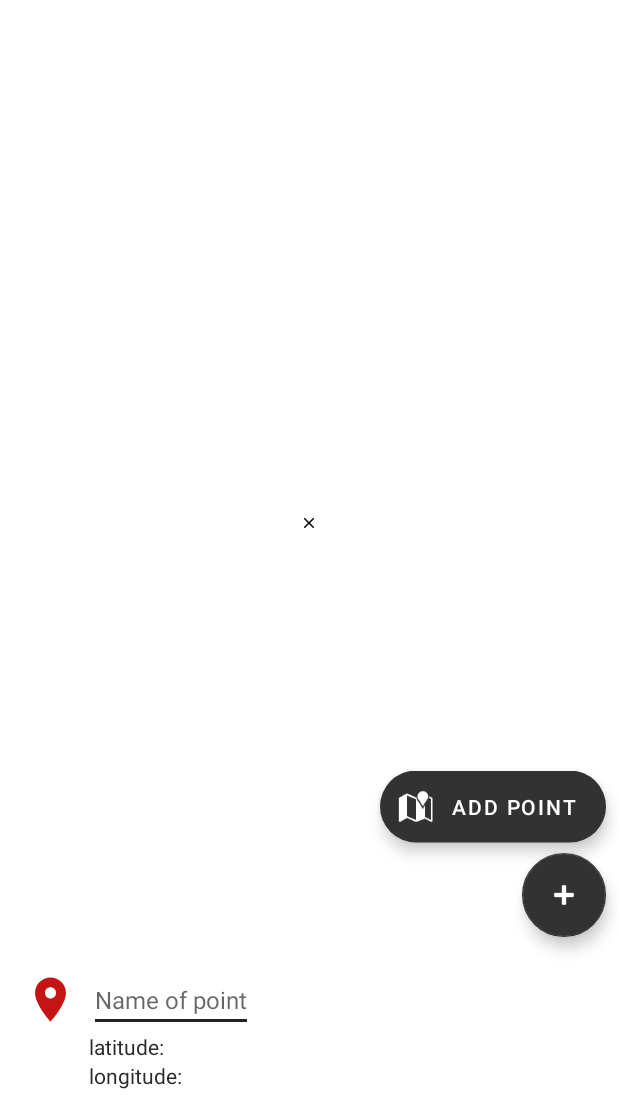
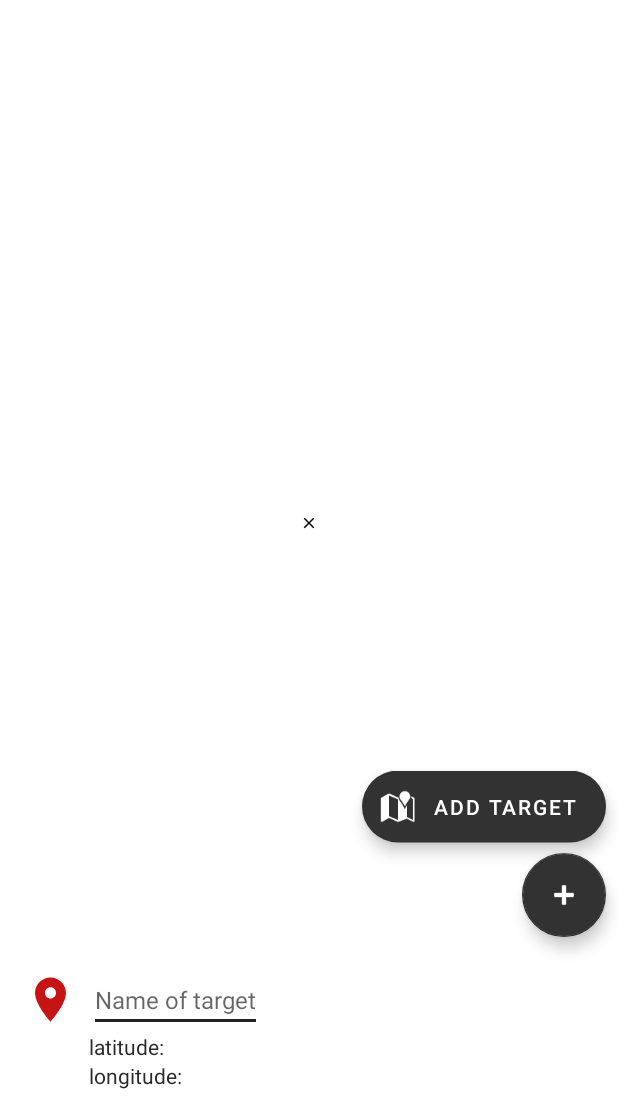
Before and after one commit to nskola/Kartta, an Android app: the screen it shows after launch (MapsActivity), after a tap on an icon or button, on a phone screen of 412 x 824 dp, the part 137-1236 px from its top. Run offline under Robolectric (Android 15) with nearby library versions, the phone set to English and light mode, and no system bars; our stand-ins replace Dagger/Hilt's generated code, Room's generated code, navigation-ui.

Commit message:
change point to target

```diff
--- a/app/src/main/res/layout/bottom_sheet_layout.xml
+++ b/app/src/main/res/layout/bottom_sheet_layout.xml
@@ -36,7 +36,7 @@
         android:layout_height="wrap_content"
         android:layout_marginStart="8dp"
         android:layout_marginLeft="8dp"
-        android:hint="Name of point"
+        android:hint="Name of target"
         android:text=""
         android:textColor="#292929"
         android:textSize="16sp"
@@ -130,5 +130,4 @@
         app:layout_constraintEnd_toEndOf="parent"
         app:layout_constraintTop_toBottomOf="@+id/peek_view_container" />
 
-
 </androidx.constraintlayout.widget.ConstraintLayout>
--- a/app/src/main/res/layout/fragment_maps.xml
+++ b/app/src/main/res/layout/fragment_maps.xml
@@ -54,7 +54,7 @@
 
     <com.google.android.material.floatingactionbutton.ExtendedFloatingActionButton
         android:id="@+id/sub_fab1"
-        android:text="Add point"
+        android:text="Add target"
         app:icon="@android:drawable/ic_dialog_map"
         android:layout_width="wrap_content"
         android:layout_height="wrap_content"
```
